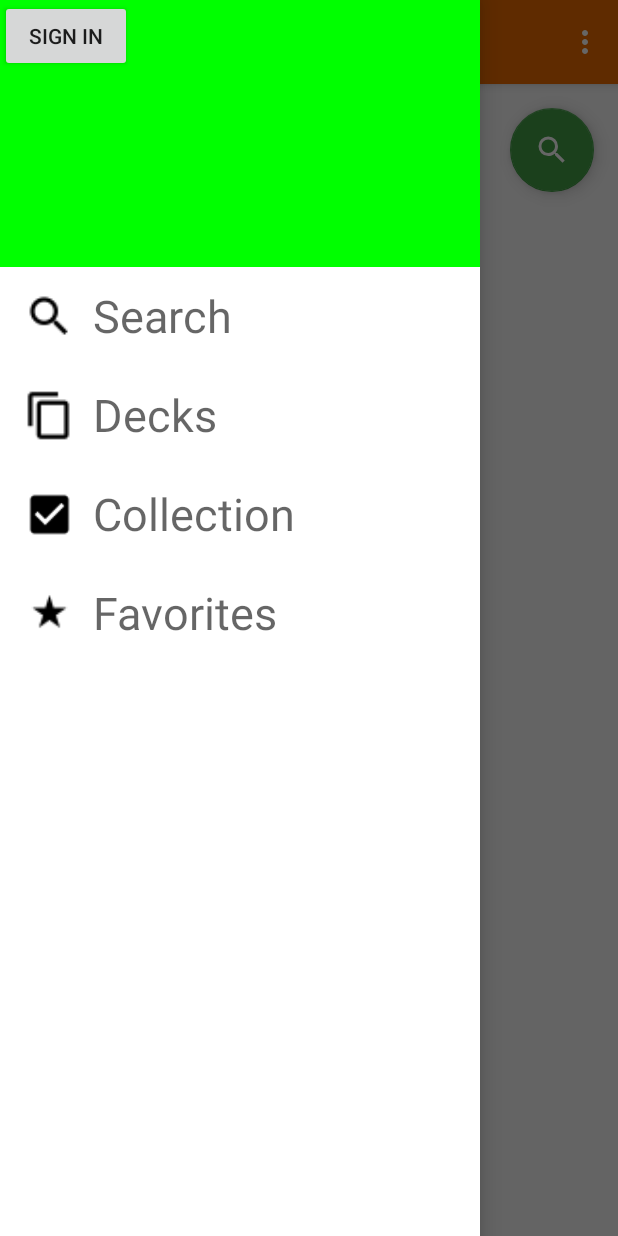
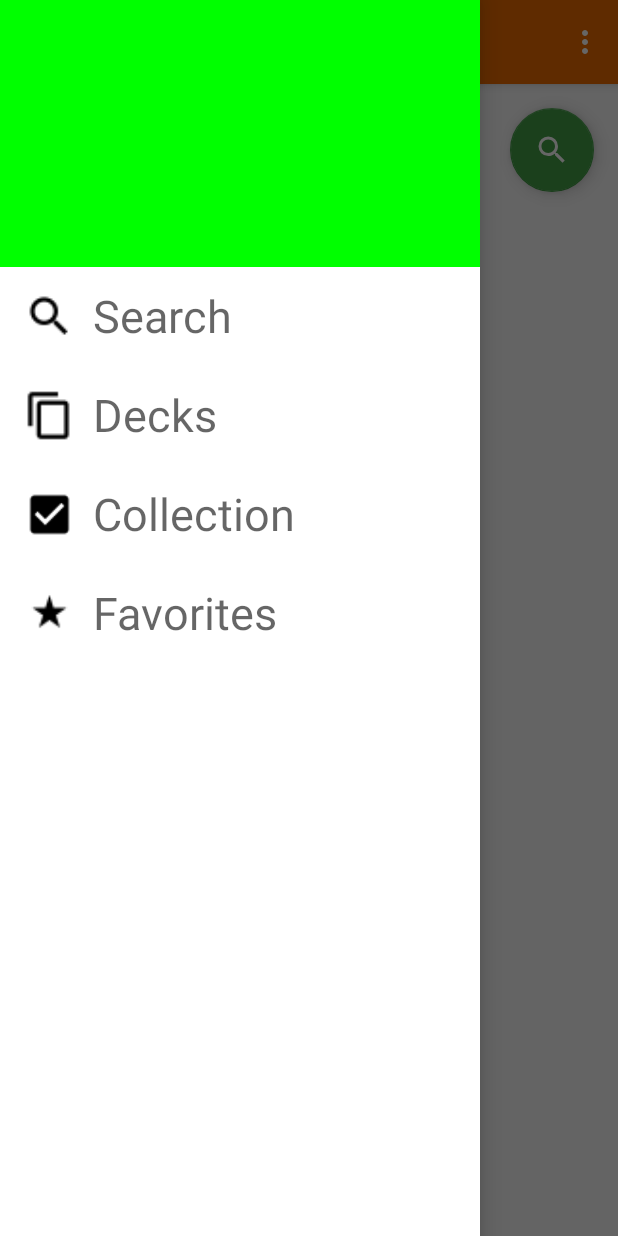
Before and after one commit to Hankahn/Capstone-Project, an Android app: the screen it shows after launch (MainActivity), with the side drawer open, on a phone screen of 412 x 824 dp. Run offline under Robolectric (Android 15) with nearby library versions, the phone set to English and light mode, and no system bars; pictures from the network do not load; 2 statements that could not run were skipped.

Commit message:
Finalized Google sign in using Google Identity Service

```diff
--- a/MagicTheManaging/app/src/main/java/com/essentialtcg/magicthemanaging/adapters/DrawerAdapter.java
+++ b/MagicTheManaging/app/src/main/java/com/essentialtcg/magicthemanaging/adapters/DrawerAdapter.java
@@ -1,20 +1,17 @@
 package com.essentialtcg.magicthemanaging.adapters;
 
 import android.content.Context;
-import android.content.Intent;
 import android.content.SharedPreferences;
 import android.preference.PreferenceManager;
 import android.support.v7.widget.RecyclerView;
 import android.view.LayoutInflater;
 import android.view.View;
 import android.view.ViewGroup;
-import android.widget.Button;
 import android.widget.ImageView;
 import android.widget.TextView;
 
 import com.essentialtcg.magicthemanaging.R;
 import com.essentialtcg.magicthemanaging.callback.DrawerAdapterCallback;
-import com.essentialtcg.magicthemanaging.ui.activities.SignInActivity;
 
 /**
  * Created by Shawn on 4/18/2016.
@@ -39,7 +36,6 @@ public class DrawerAdapter extends RecyclerView.Adapter<DrawerAdapter.DrawerView
 
         int HolderId;
 
-        Button mSignInButton;
         TextView mTextView;
         ImageView mImageView;
         ImageView mProfile;
@@ -54,7 +50,6 @@ public class DrawerAdapter extends RecyclerView.Adapter<DrawerAdapter.DrawerView
                 mImageView = (ImageView) itemView.findViewById(R.id.rowIcon);
                 HolderId = 1;
             } else {
-                mSignInButton = (Button) itemView.findViewById(R.id.sign_in_button);
                 mName = (TextView) itemView.findViewById(R.id.name);
                 mEmail = (TextView) itemView.findViewById(R.id.email);
                 mProfile = (ImageView) itemView.findViewById(R.id.profile_picture);
@@ -121,18 +116,10 @@ public class DrawerAdapter extends RecyclerView.Adapter<DrawerAdapter.DrawerView
                 holder.mName.setText(displayName);
                 holder.mEmail.setVisibility(View.VISIBLE);
                 holder.mEmail.setText(email);
-                holder.mSignInButton.setVisibility(View.GONE);
             } else {
                 holder.mProfile.setVisibility(View.INVISIBLE);
                 holder.mName.setVisibility(View.INVISIBLE);
                 holder.mEmail.setVisibility(View.INVISIBLE);
-                holder.mSignInButton.setOnClickListener(new View.OnClickListener() {
-                    @Override
-                    public void onClick(View v) {
-                        Intent signInIntent = new Intent(mContext, SignInActivity.class);
-                        mContext.startActivity(signInIntent);
-                    }
-                });
             }
         }
     }
--- a/MagicTheManaging/app/src/main/res/layout/activity_main.xml
+++ b/MagicTheManaging/app/src/main/res/layout/activity_main.xml
@@ -8,7 +8,7 @@
     android:fitsSystemWindows="true">
 
     <android.support.design.widget.CoordinatorLayout
-        android:id="@+id/search_coord"
+        android:id="@+id/main_coord"
         android:layout_width="match_parent"
         android:layout_height="match_parent"
         android:fitsSystemWindows="true"
--- a/MagicTheManaging/app/src/main/res/layout/header.xml
+++ b/MagicTheManaging/app/src/main/res/layout/header.xml
@@ -6,12 +6,6 @@
     android:background="#00FF00"
     android:orientation="vertical"
     android:weightSum="1">
-
-    <Button
-        android:id="@+id/sign_in_button"
-        android:layout_width="wrap_content"
-        android:layout_height="wrap_content"
-        android:text="Sign In"/>
 
     <LinearLayout
         android:layout_width="match_parent"
```
